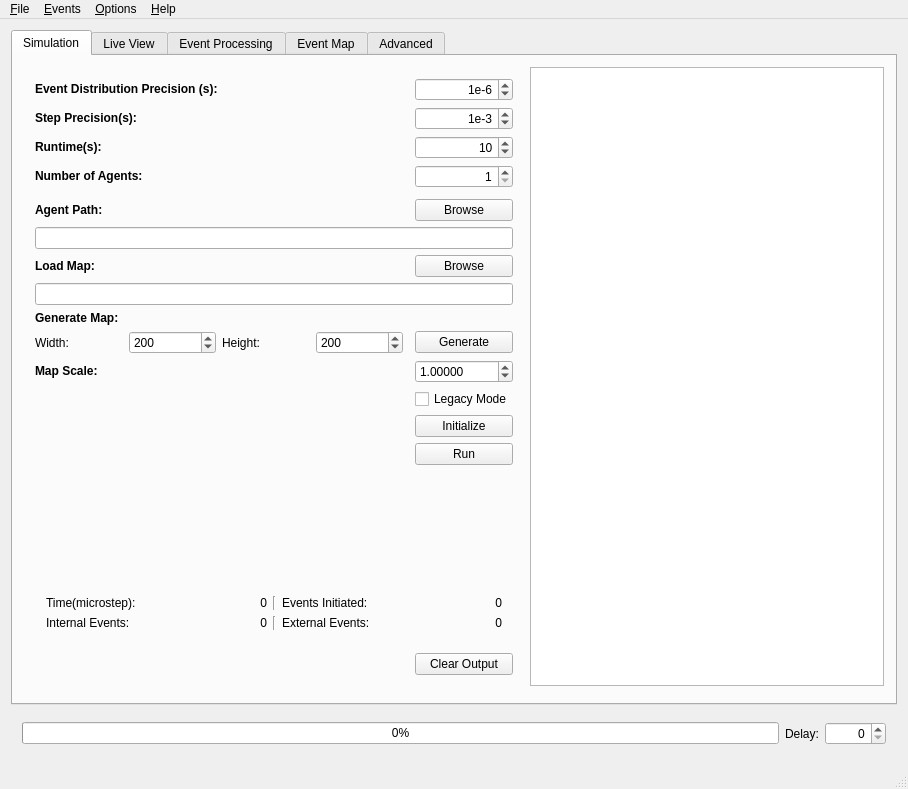
Old version of the form mainwindow.ui in the repository sojoe02/RANA.
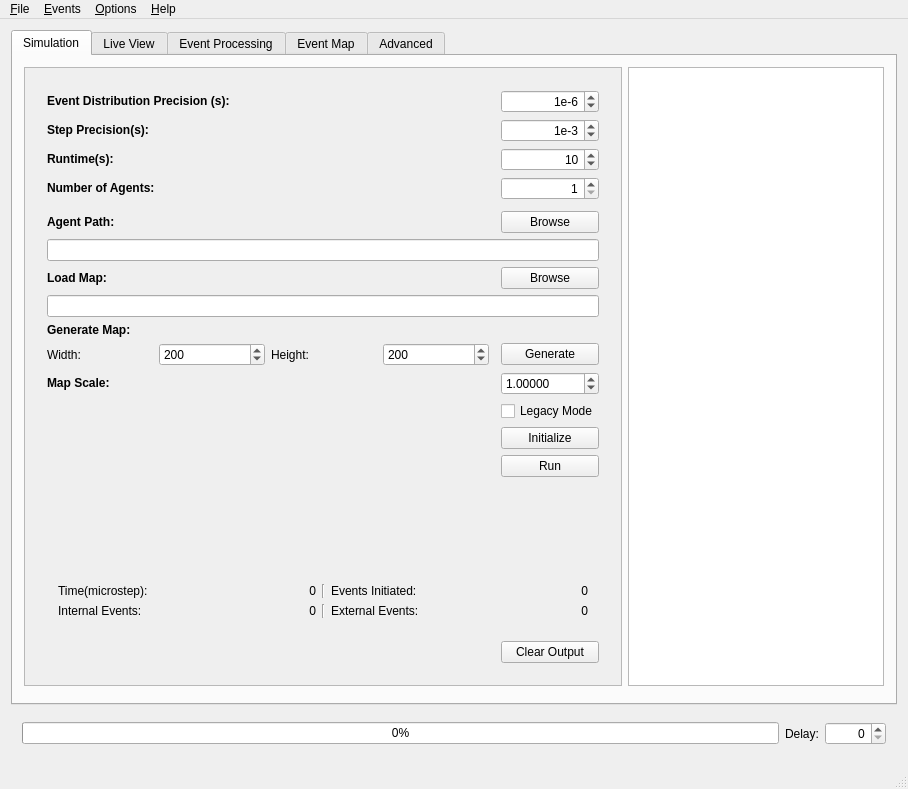
New version of the form.

Commit message: added scrollbars to the main interface

```diff
--- a/mainwindow.ui
+++ b/mainwindow.ui
@@ -79,13 +79,28 @@
         <item row="2" column="2">
          <widget class="QWidget" name="widget_6" native="true"/>
         </item>
-        <item row="0" column="1" colspan="2">
+        <item row="0" column="2" colspan="2">
          <widget class="QTextEdit" name="outputTextBrowser"/>
         </item>
-        <item row="0" column="0">
+        <item row="0" column="1">
+         <widget class="QScrollArea" name="scrollArea">
+          <property name="widgetResizable">
+           <bool>true</bool>
+          </property>
+          <widget class="QWidget" name="scrollAreaWidgetContents">
+           <property name="geometry">
+            <rect>
+             <x>0</x>
+             <y>0</y>
+             <width>604</width>
+             <height>619</height>
+            </rect>
+           </property>
+           <layout class="QVBoxLayout" name="verticalLayout_2">
+            <item>
          <widget class="QWidget" name="widget_3" native="true">
           <property name="sizePolicy">
-           <sizepolicy hsizetype="Fixed" vsizetype="MinimumExpanding">
+               <sizepolicy hsizetype="Expanding" vsizetype="Expanding">
             <horstretch>0</horstretch>
             <verstretch>0</verstretch>
            </sizepolicy>
@@ -96,21 +111,15 @@
             <height>0</height>
            </size>
           </property>
-          <property name="maximumSize">
-           <size>
-            <width>500</width>
-            <height>16777215</height>
-           </size>
-          </property>
           <layout class="QGridLayout" name="gridLayout_2">
-           <item row="5" column="2">
+               <item row="6" column="2">
             <widget class="QPushButton" name="browseLuaAgentButton">
              <property name="text">
               <string>Browse</string>
              </property>
             </widget>
            </item>
-           <item row="7" column="0">
+               <item row="8" column="0">
             <widget class="QLabel" name="label_7">
              <property name="text">
               <string>&lt;html&gt;&lt;head/&gt;&lt;body&gt;&lt;p&gt;&lt;span style=&quot; font-weight:600;&quot;&gt;Load Map:&lt;/span&gt;&lt;/p&gt;&lt;/body&gt;&lt;/html&gt;</string>
@@ -120,7 +129,7 @@
              </property>
             </widget>
            </item>
-           <item row="0" column="0">
+               <item row="1" column="0">
             <widget class="QLabel" name="label_5">
              <property name="toolTip">
               <string>Number of microsteps pr second</string>
@@ -136,7 +145,7 @@
              </property>
             </widget>
            </item>
-           <item row="1" column="0">
+               <item row="2" column="0">
             <widget class="QLabel" name="label_6">
              <property name="toolTip">
               <string>Number of mirosteps pr macrostep</string>
@@ -149,7 +158,7 @@
              </property>
             </widget>
            </item>
-           <item row="6" column="0" colspan="3">
+               <item row="7" column="0" colspan="3">
             <widget class="QLineEdit" name="agentPathLineEdit">
              <property name="sizePolicy">
               <sizepolicy hsizetype="MinimumExpanding" vsizetype="Fixed">
@@ -162,7 +171,10 @@
              </property>
             </widget>
            </item>
-           <item row="0" column="2">
+               <item row="9" column="0" colspan="3">
+                <widget class="QLineEdit" name="mapPathLineEdit"/>
+               </item>
+               <item row="1" column="2">
             <widget class="QSpinBox" name="timeResSpinBox">
              <property name="sizePolicy">
               <sizepolicy hsizetype="Preferred" vsizetype="Fixed">
@@ -199,10 +211,7 @@
              </property>
             </widget>
            </item>
-           <item row="8" column="0" colspan="3">
-            <widget class="QLineEdit" name="mapPathLineEdit"/>
-           </item>
-           <item row="2" column="0">
+               <item row="3" column="0">
             <widget class="QLabel" name="label_13">
              <property name="text">
               <string>&lt;b&gt;Runtime(s):</string>
@@ -212,7 +221,7 @@
              </property>
             </widget>
            </item>
-           <item row="22" column="0">
+               <item row="23" column="0">
             <spacer name="verticalSpacer">
              <property name="orientation">
               <enum>Qt::Vertical</enum>
@@ -225,7 +234,7 @@
              </property>
             </spacer>
            </item>
-           <item row="3" column="0">
+               <item row="4" column="0">
             <widget class="QLabel" name="label_2">
              <property name="text">
               <string>&lt;b&gt;Number of Agents:</string>
@@ -235,7 +244,7 @@
              </property>
             </widget>
            </item>
-           <item row="7" column="2">
+               <item row="8" column="2">
             <widget class="QPushButton" name="browseMapButton">
              <property name="sizePolicy">
               <sizepolicy hsizetype="Minimum" vsizetype="Fixed">
@@ -248,7 +257,7 @@
              </property>
             </widget>
            </item>
-           <item row="1" column="2">
+               <item row="2" column="2">
             <widget class="QSpinBox" name="macroSpinBox">
              <property name="sizePolicy">
               <sizepolicy hsizetype="Preferred" vsizetype="Fixed">
@@ -276,14 +285,14 @@
              </property>
             </widget>
            </item>
-           <item row="24" column="2">
+               <item row="25" column="2">
             <widget class="QPushButton" name="pushButton">
              <property name="text">
               <string>Clear Output</string>
              </property>
             </widget>
            </item>
-           <item row="2" column="2">
+               <item row="3" column="2">
             <widget class="QSpinBox" name="runTimeSpinBox">
              <property name="sizePolicy">
               <sizepolicy hsizetype="Preferred" vsizetype="Fixed">
@@ -311,7 +320,14 @@
              </property>
             </widget>
            </item>
-           <item row="20" column="2">
+               <item row="17" column="0">
+                <widget class="QLabel" name="label_10">
+                 <property name="text">
+                  <string/>
+                 </property>
+                </widget>
+               </item>
+               <item row="21" column="2">
             <widget class="QPushButton" name="generateButton">
              <property name="sizePolicy">
               <sizepolicy hsizetype="Preferred" vsizetype="Fixed">
@@ -324,7 +340,7 @@
              </property>
             </widget>
            </item>
-           <item row="4" column="0">
+               <item row="5" column="0">
             <spacer name="verticalSpacer_2">
              <property name="orientation">
               <enum>Qt::Vertical</enum>
@@ -340,7 +356,7 @@
              </property>
             </spacer>
            </item>
-           <item row="20" column="0">
+               <item row="21" column="0">
             <spacer name="horizontalSpacer">
              <property name="orientation">
               <enum>Qt::Horizontal</enum>
@@ -356,7 +372,7 @@
              </property>
             </spacer>
            </item>
-           <item row="21" column="2">
+               <item row="22" column="2">
             <widget class="QPushButton" name="runButton">
              <property name="sizePolicy">
               <sizepolicy hsizetype="Preferred" vsizetype="Fixed">
@@ -369,14 +385,7 @@
              </property>
             </widget>
            </item>
-           <item row="16" column="0">
-            <widget class="QLabel" name="label_10">
-             <property name="text">
-              <string/>
-             </property>
-            </widget>
-           </item>
-           <item row="23" column="0" colspan="3">
+               <item row="24" column="0" colspan="3">
             <widget class="QWidget" name="widget_4" native="true">
              <property name="sizePolicy">
               <sizepolicy hsizetype="MinimumExpanding" vsizetype="Fixed">
@@ -483,7 +492,7 @@
              </layout>
             </widget>
            </item>
-           <item row="12" column="2">
+               <item row="13" column="2">
             <widget class="QDoubleSpinBox" name="scaleDoubleSpinBox">
              <property name="accelerated">
               <bool>true</bool>
@@ -505,7 +514,7 @@
              </property>
             </widget>
            </item>
-           <item row="5" column="0">
+               <item row="6" column="0">
             <widget class="QLabel" name="label">
              <property name="text">
               <string>&lt;b&gt;Agent Path:</string>
@@ -515,7 +524,7 @@
              </property>
             </widget>
            </item>
-           <item row="3" column="2">
+               <item row="4" column="2">
             <widget class="QSpinBox" name="luaSpinBox">
              <property name="sizePolicy">
               <sizepolicy hsizetype="Preferred" vsizetype="Fixed">
@@ -537,14 +546,14 @@
              </property>
             </widget>
            </item>
-           <item row="10" column="2">
+               <item row="11" column="2">
             <widget class="QPushButton" name="generateEmptyMapButton">
              <property name="text">
               <string>Generate</string>
              </property>
             </widget>
            </item>
-           <item row="12" column="0">
+               <item row="13" column="0">
             <widget class="QLabel" name="label_40">
              <property name="toolTip">
               <string>&lt;html&gt;&lt;head/&gt;&lt;body&gt;&lt;p&gt;How many meters each pixel covers&lt;/p&gt;&lt;/body&gt;&lt;/html&gt;</string>
@@ -554,7 +563,7 @@
              </property>
             </widget>
            </item>
-           <item row="16" column="2">
+               <item row="17" column="2">
             <widget class="QCheckBox" name="checkBox">
              <property name="toolTip">
               <string>&lt;html&gt;&lt;head/&gt;&lt;body&gt;&lt;p&gt;If you agent returns event data on 'initiateEvent' and 'handleEvent' you need to enable legacy mode.&lt;/p&gt;&lt;/body&gt;&lt;/html&gt;</string>
@@ -564,7 +573,7 @@
              </property>
             </widget>
            </item>
-           <item row="9" column="0">
+               <item row="10" column="0">
             <widget class="QLabel" name="label_31">
              <property name="toolTip">
               <string>&lt;html&gt;&lt;head/&gt;&lt;body&gt;&lt;p&gt;How many meters each pixel on the map covers(this is only important if the agent uses collision detection and map manipulation).&lt;/p&gt;&lt;/body&gt;&lt;/html&gt;</string>
@@ -577,7 +586,7 @@
              </property>
             </widget>
            </item>
-           <item row="10" column="0">
+               <item row="11" column="0">
             <layout class="QGridLayout" name="gridLayout_13">
              <item row="1" column="1">
               <widget class="QSpinBox" name="emptyPXspinBox">
@@ -646,6 +655,12 @@
             </layout>
            </item>
           </layout>
+             </widget>
+            </item>
+           </layout>
+           <zorder>widget_3</zorder>
+           <zorder>outputTextBrowser</zorder>
+          </widget>
          </widget>
         </item>
        </layout>
```
Left out of the diff: 2 changed lines with no effect on the pictures. Lines whose indentation alone changed are shown as unchanged. The commit also changes 6 other files.
